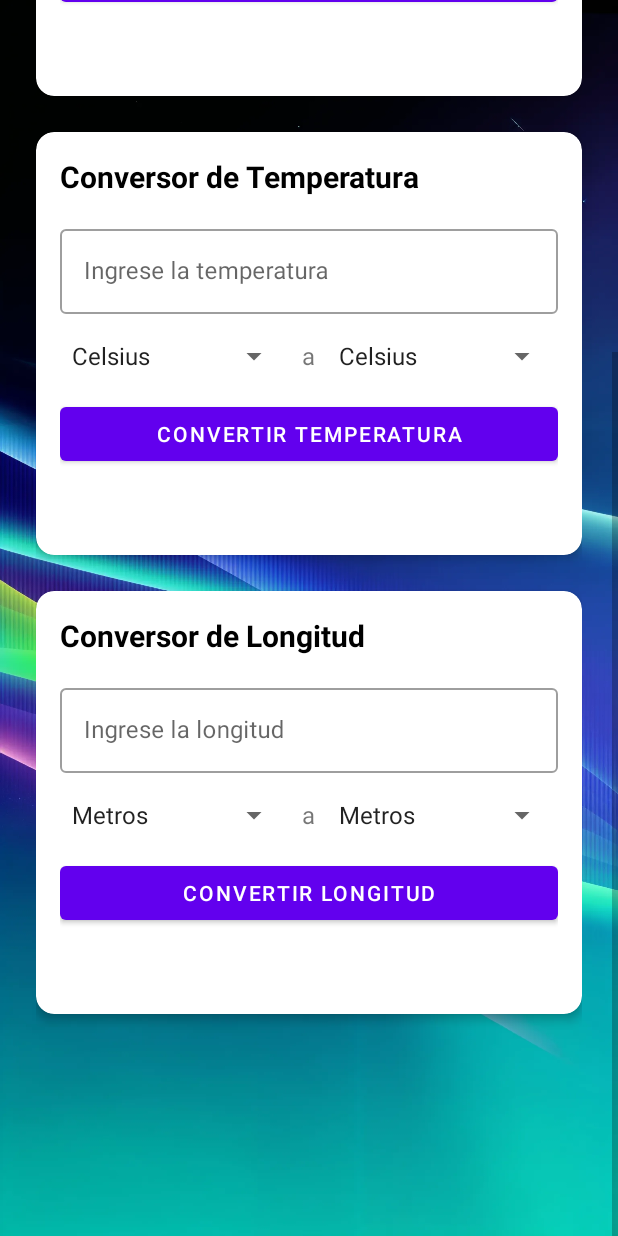
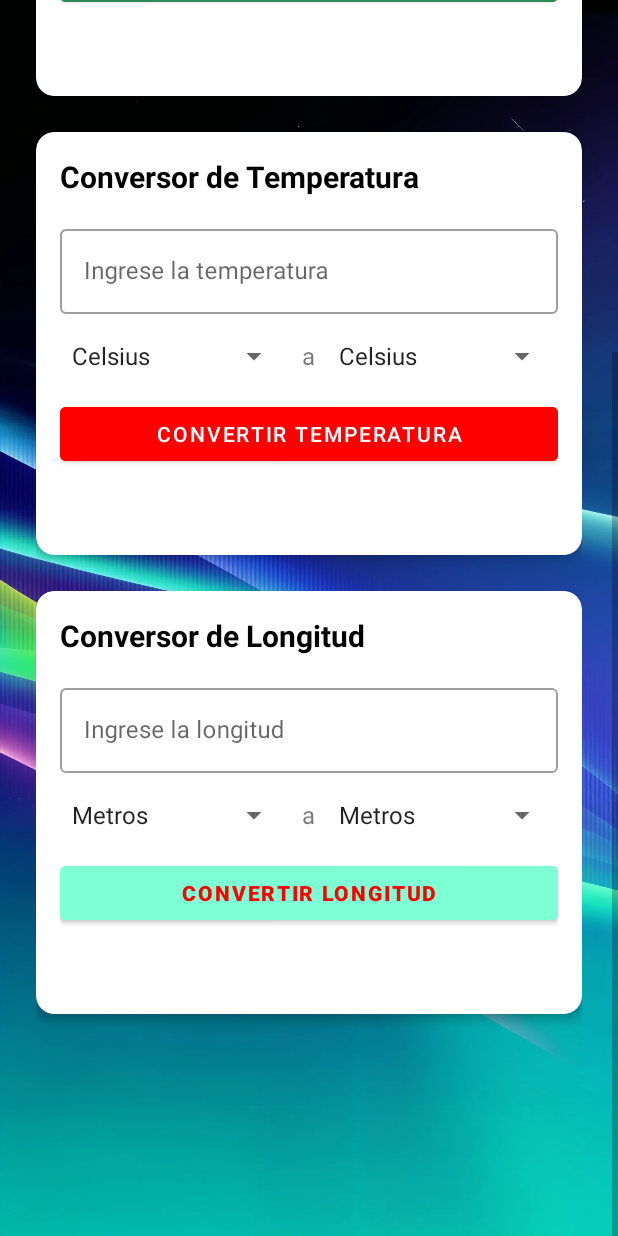
Before and after one commit to Yonsn76/Converter, an Android app: the MainActivity screen opened directly, with no data from a screen before it, scrolled down 328 dp, on a phone screen of 412 x 824 dp. Run offline under Robolectric (Android 15) with nearby library versions, the light colour scheme and no system bars.

Commit message:
update los botones

```diff
--- a/app/src/main/res/layout/activity_main.xml
+++ b/app/src/main/res/layout/activity_main.xml
@@ -18,7 +18,7 @@
             android:layout_width="wrap_content"
             android:layout_height="wrap_content"
             android:layout_marginTop="24dp"
-            android:text="Convertidor Universal"
+            android:text="Convertidor A Todo"
             android:textColor="@android:color/white"
             android:textSize="28sp"
             android:textStyle="bold"
@@ -94,7 +94,9 @@
                     android:layout_width="match_parent"
                     android:layout_height="wrap_content"
                     android:text="Convertir Moneda"
-                    android:layout_marginTop="16dp" />
+                    android:layout_marginTop="16dp"
+                    android:backgroundTint="@color/verde_mar"
+                    app:strokeColor="@color/rojo"/>
 
                 <TextView
                     android:id="@+id/resultCurrency"
@@ -173,7 +175,9 @@
                     android:layout_width="match_parent"
                     android:layout_height="wrap_content"
                     android:text="Convertir Temperatura"
-                    android:layout_marginTop="16dp" />
+                    android:layout_marginTop="16dp"
+                    android:backgroundTint="@color/rojo"
+                    />
 
                 <TextView
                     android:id="@+id/resultTemperature"
@@ -252,7 +256,10 @@
                     android:layout_width="match_parent"
                     android:layout_height="wrap_content"
                     android:text="Convertir Longitud"
-                    android:layout_marginTop="16dp" />
+                    android:layout_marginTop="16dp"
+                    android:textColor="@color/rojo"
+                    android:textStyle="bold"
+                    android:backgroundTint="@color/aguamarina"/>
 
                 <TextView
                     android:id="@+id/resultLength"
```
